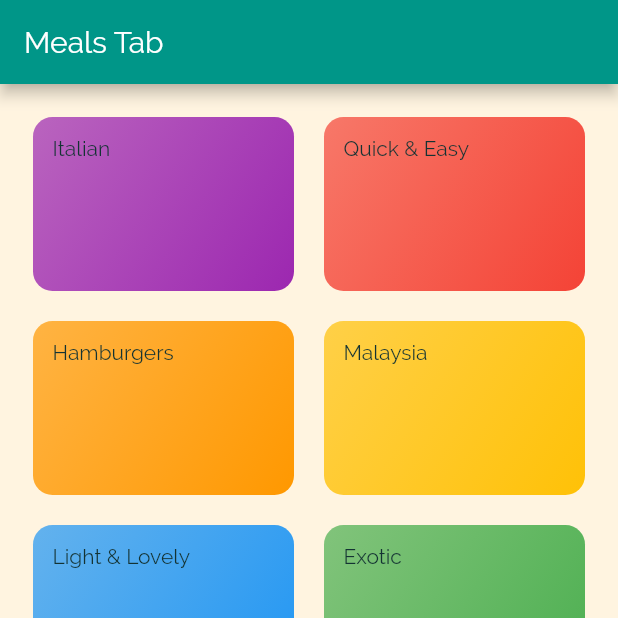
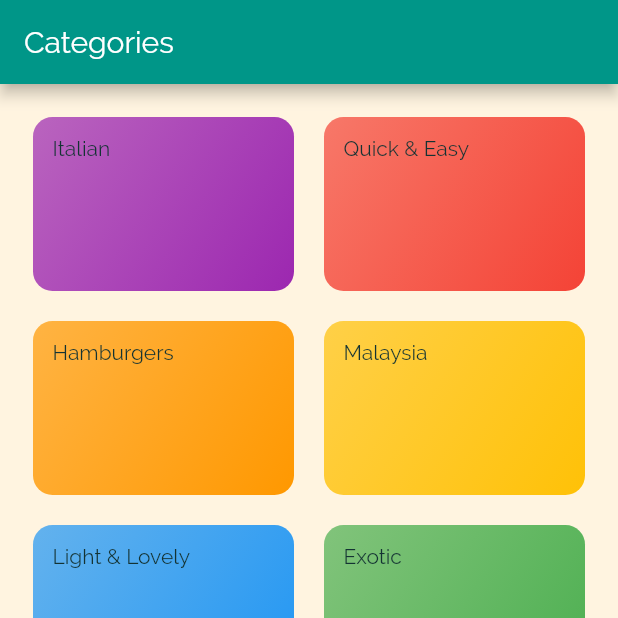
Before and after one commit to walidwazini/Flutter-MealsApp, a Flutter app: the screen it shows after launch, on a phone screen of 412 x 824 dp, the top half of it. Run offline on Flutter 3.47's test engine with Material 2 defaults, Android fonts, the phone set to English and light mode, and no system bars.

Commit message:
Make title at appbar dynamically

```diff
--- a/lib/screens/tabs_screen.dart
+++ b/lib/screens/tabs_screen.dart
@@ -11,7 +11,11 @@ class TabsScreen extends StatefulWidget {
 }
 
 class _TabsScreenState extends State<TabsScreen> {
-  final List<Widget> _pages = [ CategoriesScreen(), FavouritesScreen() ];
+  //final List<Widget> _pages = [ CategoriesScreen(), FavouritesScreen() ];
+  final List<Map<String,Object>> _pages = [
+    {'page' : CategoriesScreen(), 'title' : 'Categories'},
+    {'page' : FavouritesScreen(), 'title' : 'Favourites'},
+  ];
   int _selectedPageIndex = 0;
 
   void _selectPage(int index){
@@ -23,9 +27,9 @@ class _TabsScreenState extends State<TabsScreen> {
   Widget build(BuildContext context) {
     return Scaffold(
       appBar: AppBar(
-        title: Text('Meals Tab'),
+        title: Text(_pages[_selectedPageIndex]['title']),
       ),
-      body: _pages[_selectedPageIndex],
+      body: _pages[_selectedPageIndex]['page'],
       bottomNavigationBar: BottomNavigationBar(
         onTap: _selectPage,
         backgroundColor: Theme.of(context).primaryColor,
```
